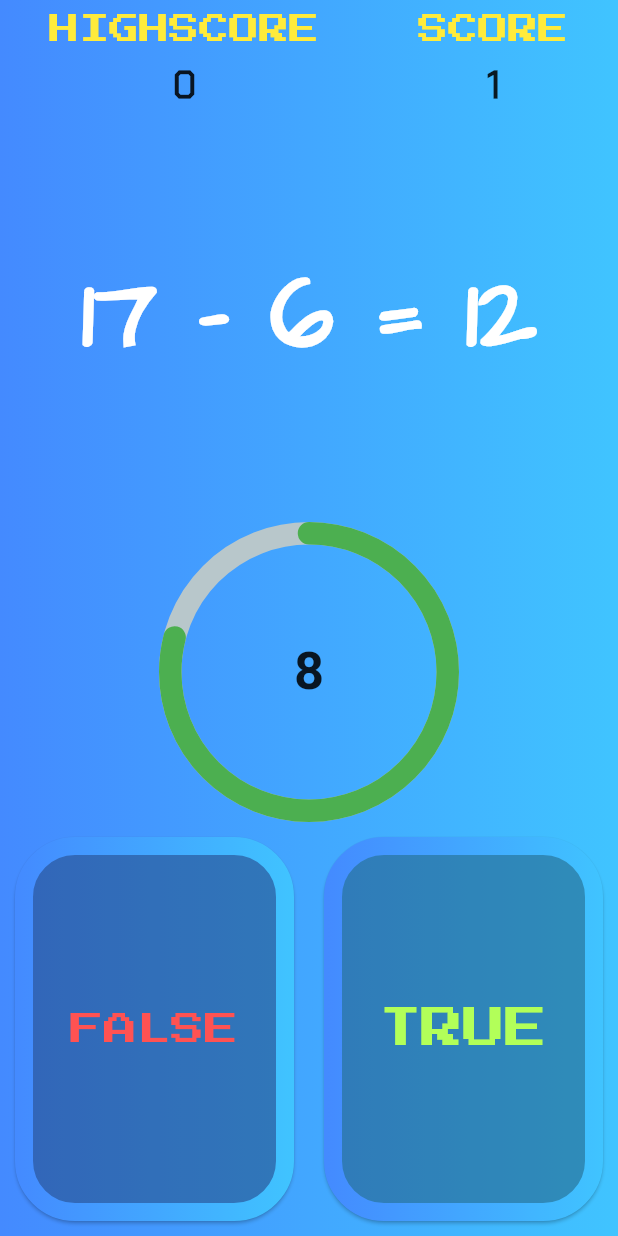
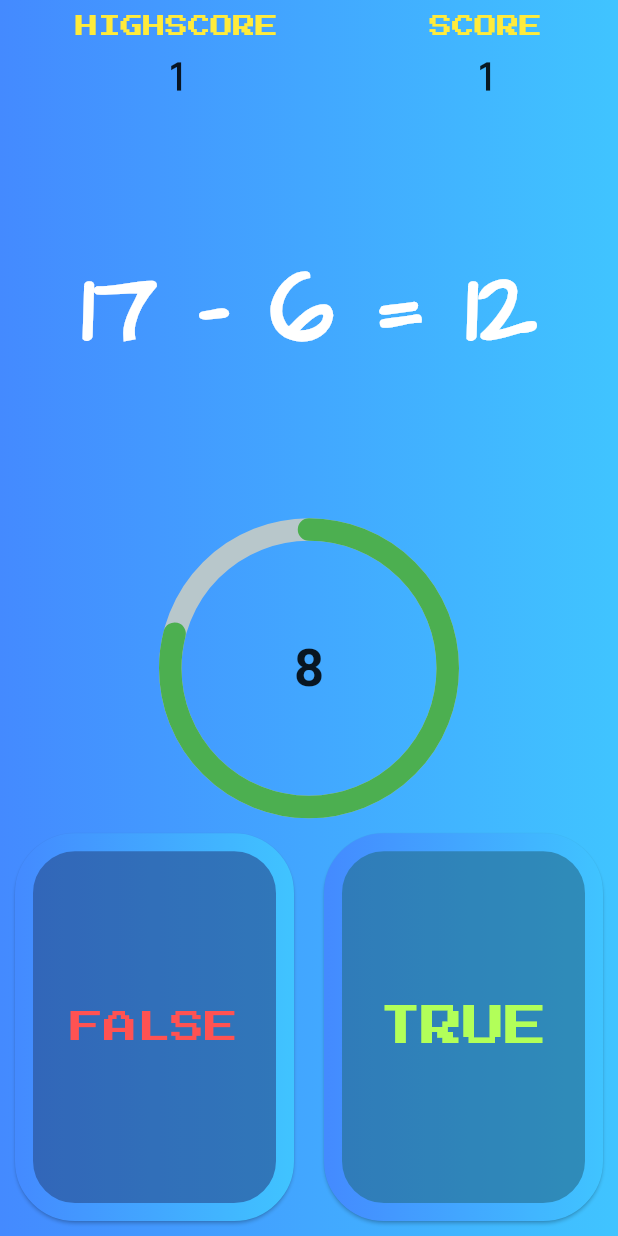
Before and after one commit to Tashtanov/game_matha_quiz, a Flutter app: the GameScreen screen opened by its route, after a tap on "FALSE", on a phone screen of 412 x 824 dp. Run offline on Flutter 3.47's test engine with Material 2 defaults, Android fonts, the phone set to English and light mode, and no system bars; drawn by our look-alikes of outline_gradient_button, percent_indicator; our stand-ins replace animated_text_kit, shared_preferences; accounts and stored records are empty.

Commit message:
finished project

```diff
--- a/lib/common/constants.dart
+++ b/lib/common/constants.dart
@@ -19,7 +19,7 @@ const kTapToStartTextStyle = TextStyle(
   color: Colors.black,
 );
 const kScoreTextIndicator = TextStyle(
-    fontFamily: "Press Start 2P", fontSize: 20, color: Colors.yellow);
+    fontFamily: "Press Start 2P", fontSize: 15, color: Colors.yellow);
 const kScoreIndicator = TextStyle(
     fontFamily: "Chakra Petch", fontSize: 25, fontWeight: FontWeight.bold);
 const kQuizTextbody = TextStyle(
--- a/lib/main.dart
+++ b/lib/main.dart
@@ -17,7 +17,7 @@ class MyApp extends StatelessWidget {
     SystemChrome.setEnabledSystemUIMode(SystemUiMode.manual, overlays: [SystemUiOverlay.bottom, SystemUiOverlay.top]);
     return MaterialApp(
       debugShowMaterialGrid: false,
-      title: 'Snake Xenzia',
+      title: 'Snake Xenzia ',
       debugShowCheckedModeBanner: false,
       theme: ThemeData(
 
--- a/lib/screens/game_screen.dart
+++ b/lib/screens/game_screen.dart
@@ -6,13 +6,14 @@ import 'package:game_app/common/constants.dart';
 import 'package:game_app/quiz_game.dart';
 import 'package:outline_gradient_button/outline_gradient_button.dart';
 import 'package:percent_indicator/circular_percent_indicator.dart';
+import 'package:shared_preferences/shared_preferences.dart';
 
 QuizBrain _quizBrain = QuizBrain();
 int _score = 0;
 int _highScore = 0;
 double _value = 0;
 int _falseCounter = 0;
-int _totalQuizCount=0;
+int _totalQuizCount = 0;
 
 class GameScreen extends StatefulWidget {
   static final id = "game_screen";
@@ -32,13 +33,15 @@ class _GameScreenState extends State<GameScreen> {
     startGame();
   }
 
-  void startGame() {
+  void startGame() async {
     _quizBrain.makeQuiz();
     startTimer();
     _value = 1;
     _score = 0;
     _falseCounter = 0;
-    _totalQuizCount=1;
+    _totalQuizCount = 1;
+    SharedPreferences sharedPreferences = await SharedPreferences.getInstance();
+    _highScore=sharedPreferences.getInt("highscore") ?? 0;
   }
 
   void startTimer() {
@@ -51,9 +54,6 @@ class _GameScreenState extends State<GameScreen> {
         });
       } else {
         setState(() {
-          if (_highScore < _score) {
-            _highScore = _score;
-          }
           _timer.cancel();
           _totalTimer = 0;
           showMyDialog();
@@ -121,6 +121,7 @@ class _GameScreenState extends State<GameScreen> {
 
   @override
   Widget build(BuildContext context) {
+    var mq=MediaQuery.of(context);
     return Scaffold(
       body: SafeArea(
         child: Container(
@@ -130,7 +131,20 @@ class _GameScreenState extends State<GameScreen> {
               gradient: LinearGradient(
             colors: kGradientcolor,
           )),
-          child: Column(
+          child: getTrueMode(mq),
+        ),
+      ),
+    );
+  }
+  Widget getTrueMode(MediaQueryData mqd){
+    if (mqd.size.width<mqd.size.height) return getPortrateMode();
+
+
+    else return LandsScapeModel();
+  }
+
+  Column getPortrateMode() {
+    return Column(
           children: [
             ScoreIndicators(),
             GameBody(),
@@ -150,9 +164,33 @@ class _GameScreenState extends State<GameScreen> {
               ),
             )
           ],
+        );
+  }
+  Row LandsScapeModel (){
+    return Row(
+      mainAxisAlignment: MainAxisAlignment.spaceAround,
+      children: [
+        ReUsableOutLinedButton(
+          textName: "FALSE",
+          colorName: Colors.redAccent,
+        ),
+        Expanded(
+          child: Column(
+            children: [
+
+              ScoreIndicators(),
+              GameBody(),
+              buildCircularIndicator(totalTimer: _totalTimer),
+            ],
           ),
         ),
+        ReUsableOutLinedButton(
+          textName: "TRUE",
+          colorName: Colors.lightGreenAccent,
         ),
+
+
+      ],
     );
   }
 }
@@ -183,6 +221,7 @@ class buildCircularIndicator extends StatelessWidget {
         style: TextStyle(fontSize: 35, fontWeight: FontWeight.bold),
       ),
     );
+
   }
 }
 
@@ -195,10 +234,22 @@ class ReUsableOutLinedButton extends StatelessWidget {
     required this.colorName,
   });
 
-  void checkAnswer() {
+  // void playSound ( String soundName){
+  //   AudioPlayer player =AudioPlayer();
+  //   player.
+  //
+  // }
+
+  void checkAnswer() async {
     if (textName == _quizBrain.quizanswer) {
       _score++;
       _value >= 0.89 ? _value = 1 : _value += 0.1;
+      if (_highScore < _score) {
+        _highScore = _score;
+        SharedPreferences sharedPreferences =
+            await SharedPreferences.getInstance();
+        sharedPreferences.setInt("highscore", _highScore);
+      }
     } else {
       _falseCounter++;
       _value < 0.1 * _falseCounter ? _value = 0 : _value -= 0.1 * _falseCounter;
@@ -226,7 +277,6 @@ class ReUsableOutLinedButton extends StatelessWidget {
               _totalQuizCount++;
               checkAnswer();
               _quizBrain.makeQuiz();
-
             },
             gradient: LinearGradient(colors: kGradientcolor)),
       ),
```
Also changed, not shown: pubspec.yaml (+20 -17 lines), assets/icons/icon.png (added), pubspec.lock, 24 other files. Lines whose indentation alone changed are shown as unchanged.
